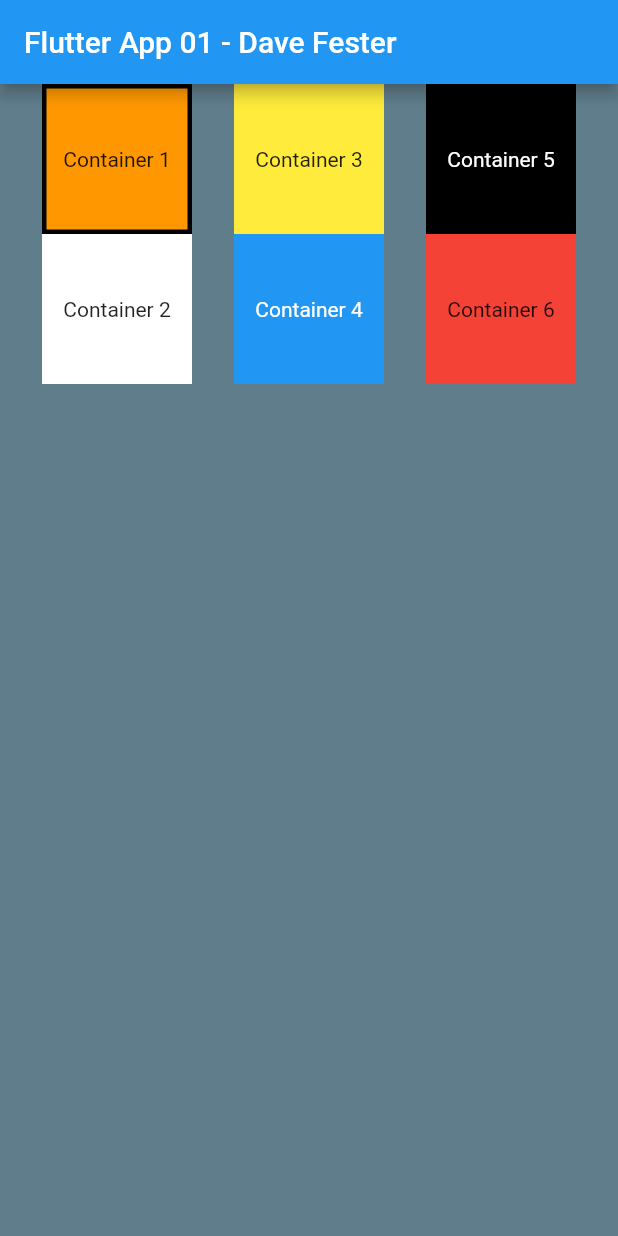
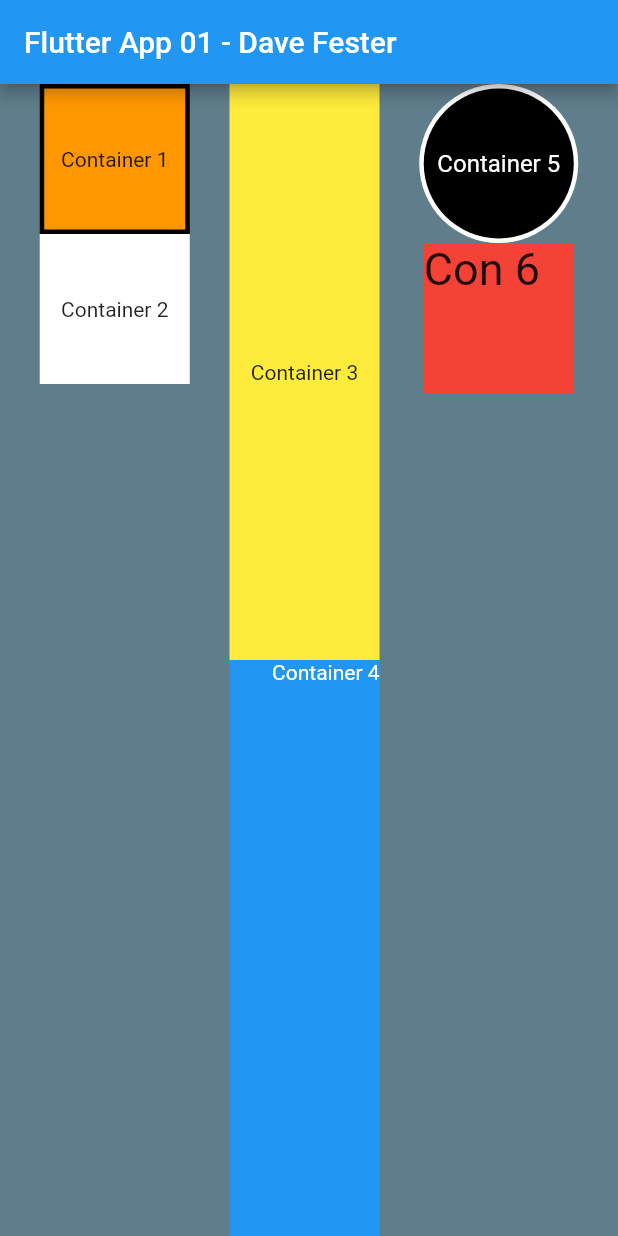
Before and after one commit to davefester/flutterapp01_davefester, a Flutter app: the screen it shows after launch, on a phone screen of 412 x 824 dp. Run offline on Flutter 3.47's test engine with Material 2 defaults, Android fonts, the phone set to English and light mode, and no system bars.

Commit message:
Added Styling and CircleAvatar with white border

```diff
--- a/lib/main.dart
+++ b/lib/main.dart
@@ -69,7 +69,8 @@ class MyApp extends StatelessWidget {
             ),
           Column(
             children: <Widget>[
-                Container(
+              Expanded(
+                child: Container(
                   height: 100.0,
                   width: 100.0,
                   decoration: BoxDecoration(
@@ -81,35 +82,39 @@ class MyApp extends StatelessWidget {
                     ) ,
                   ),
                 ),
-                Container(
+              ),
+              Expanded(
+                child: Container(
                   height: 100.0,
                   width: 100.0,
                   decoration: BoxDecoration(
                     color: Colors.blue
                   ),
-                  child: Center(
-                    child: Text(
-                      "Container 4",
-                      style: TextStyle(color: Colors.white),
-                    ) ,
+                  child: Text(
+                    "Container 4",
+                    style: TextStyle(color: Colors.white),
+                    textAlign: TextAlign.right,
                   ),
                 ),
+              ),
             ]
           ),
           Column(
             children: <Widget>[
               Container(
-                  height: 100.0,
-                  width: 100.0,
-                  decoration: BoxDecoration(
-                    color: Colors.black
-                  ),
-                  child: Center(
+                child: CircleAvatar(
+                radius: 50,
+                backgroundColor: Colors.black,
                     child: Text(
                       "Container 5",
                       style: TextStyle(color: Colors.white),
                     ) ,
                   ),
+                padding: EdgeInsets.all(3.0),
+                decoration: BoxDecoration(
+                  color: Colors.white,
+                  shape: BoxShape.circle,
+                ),
               ),
               Container(
                   height: 100.0,
@@ -117,11 +122,12 @@ class MyApp extends StatelessWidget {
                   decoration: BoxDecoration(
                     color: Colors.red
                   ),
-                  child: Center(
-                    child: Text(
-                      "Container 6",
-                    ) ,
-                  ),
+                  child: Text(
+                    "Con 6",
+                    style: TextStyle(
+                      fontSize: 30,
+                    ),
+                  ) ,
               ),
             ],
           ),
```
